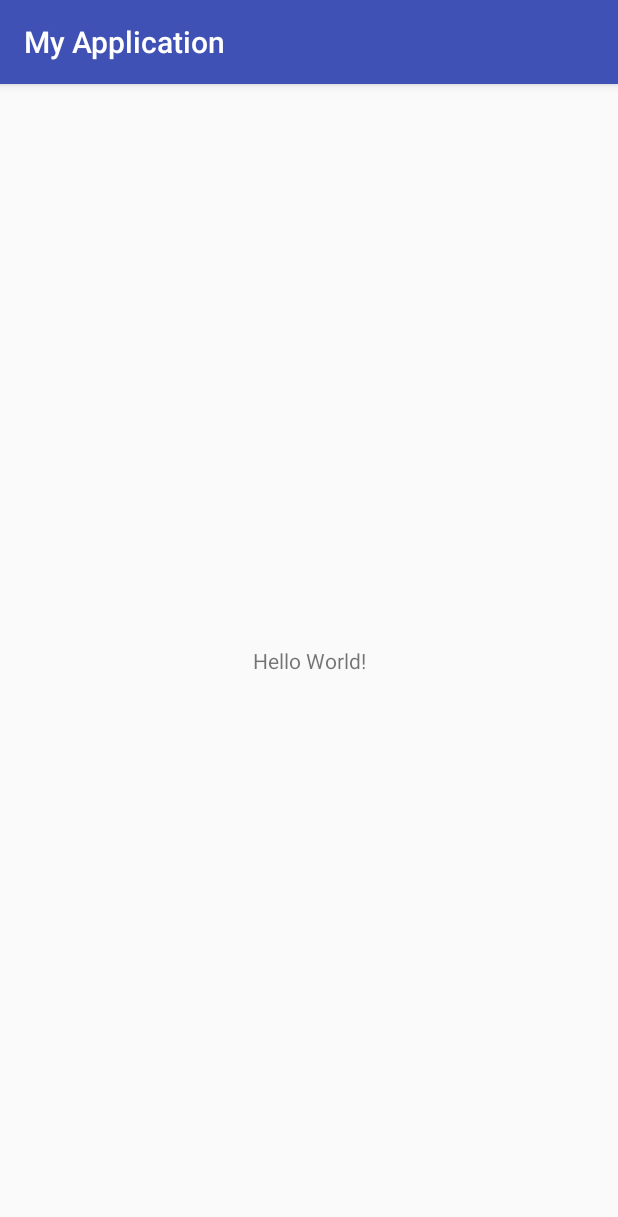
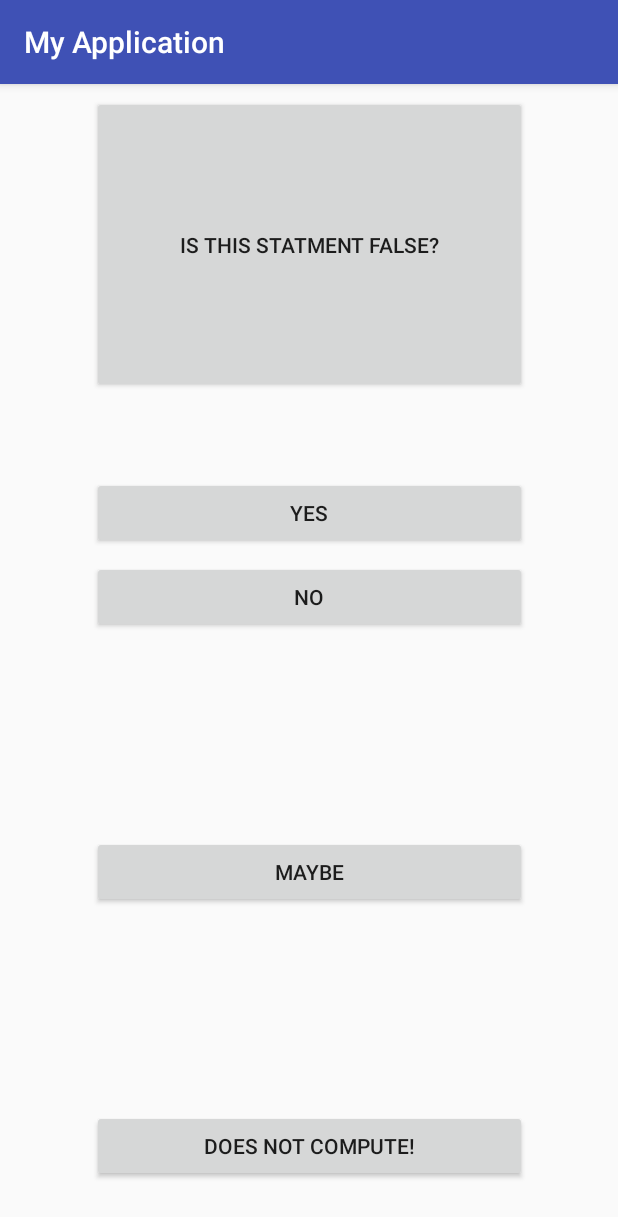
Before and after one commit to Ean-Yan/Android-Quiz-Game, an Android app: the screen it shows after launch (MainActivity), on a phone screen of 412 x 824 dp. Shown: the top 1217 px of the screen. Run offline under Robolectric (Android 15) with nearby library versions, the phone set to English and light mode, and no system bars.

Commit message:
This is a question template

```diff
--- a/app/src/main/res/layout/activity_main.xml
+++ b/app/src/main/res/layout/activity_main.xml
@@ -1,18 +1,51 @@
 <?xml version="1.0" encoding="utf-8"?>
-<android.support.constraint.ConstraintLayout xmlns:android="http://schemas.android.com/apk/res/android"
-    xmlns:app="http://schemas.android.com/apk/res-auto"
-    xmlns:tools="http://schemas.android.com/tools"
-    android:layout_width="match_parent"
-    android:layout_height="match_parent"
-    tools:context=".MainActivity">
+<android.support.constraint.ConstraintLayout
+        xmlns:android="http://schemas.android.com/apk/res/android"
+        xmlns:tools="http://schemas.android.com/tools"
+        xmlns:app="http://schemas.android.com/apk/res-auto"
+        android:layout_width="match_parent"
+        android:layout_height="match_parent"
+        tools:context=".MainActivity">
 
-    <TextView
-        android:layout_width="wrap_content"
-        android:layout_height="wrap_content"
-        android:text="Hello World!"
-        app:layout_constraintBottom_toBottomOf="parent"
-        app:layout_constraintLeft_toLeftOf="parent"
-        app:layout_constraintRight_toRightOf="parent"
-        app:layout_constraintTop_toTopOf="parent" />
+    <Button
+            android:text="Is this statment false?"
+            android:layout_width="290dp"
+            android:layout_height="198dp" android:id="@+id/Question"
+            android:layout_marginTop="8dp"
+            app:layout_constraintTop_toTopOf="parent"
+            app:layout_constraintEnd_toEndOf="parent"
+            android:layout_marginEnd="8dp" app:layout_constraintStart_toStartOf="parent"
+            android:layout_marginStart="8dp"/>
+    <Button
+            android:text="Yes"
+            android:layout_width="290dp"
+            android:layout_height="wrap_content"
+            android:id="@+id/A"
+            app:layout_constraintStart_toStartOf="parent"
+            android:layout_marginStart="8dp" app:layout_constraintEnd_toEndOf="parent" android:layout_marginEnd="8dp"
+            app:layout_constraintTop_toBottomOf="@+id/Question" android:layout_marginTop="56dp"
+    />
+    <Button
+            android:text="No"
+            android:layout_width="290dp"
+            android:layout_height="wrap_content"
+            android:id="@+id/B" android:layout_marginEnd="8dp" app:layout_constraintEnd_toEndOf="parent"
+            app:layout_constraintStart_toStartOf="parent" android:layout_marginStart="8dp"
+            android:layout_marginTop="8dp" app:layout_constraintTop_toBottomOf="@+id/A"/>
+    <Button
+            android:text="Maybe"
+            android:layout_width="290dp"
+            android:layout_height="wrap_content"
+            android:id="@+id/C" app:layout_constraintEnd_toEndOf="parent" android:layout_marginEnd="8dp"
+            app:layout_constraintStart_toStartOf="parent" android:layout_marginStart="8dp"
+            android:layout_marginTop="8dp" app:layout_constraintTop_toBottomOf="@+id/B"
+            android:layout_marginBottom="8dp" app:layout_constraintBottom_toTopOf="@+id/D"/>
+    <Button
+            android:text="Does not compute!"
+            android:layout_width="290dp"
+            android:layout_height="wrap_content"
+            android:id="@+id/D" app:layout_constraintEnd_toEndOf="parent" android:layout_marginEnd="8dp"
+            app:layout_constraintStart_toStartOf="parent" android:layout_marginStart="8dp"
+            android:layout_marginBottom="36dp" app:layout_constraintBottom_toBottomOf="parent"/>
 
 </android.support.constraint.ConstraintLayout>
```
